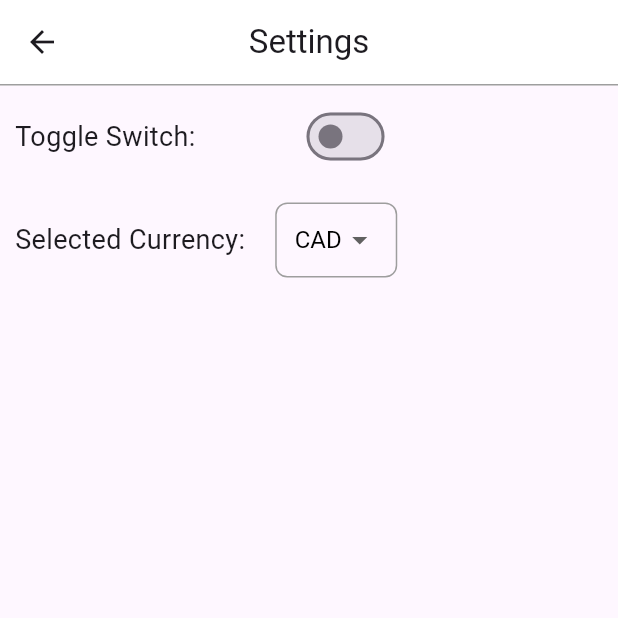
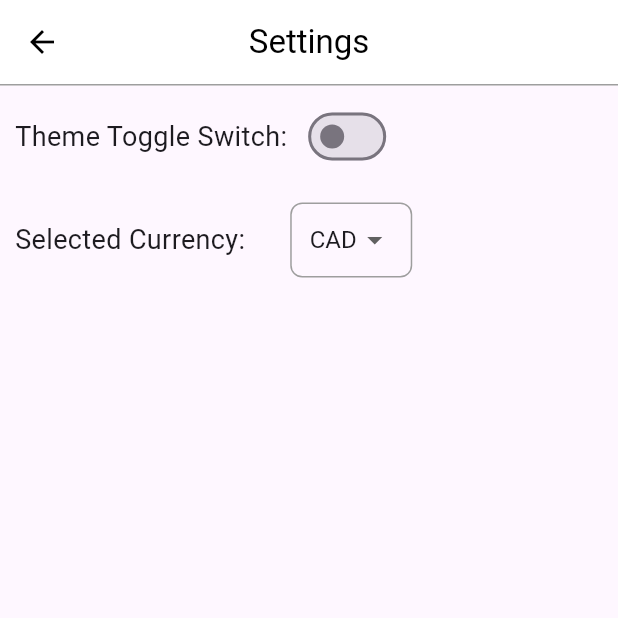
Before and after one commit to AyonDebnath/FLIGHT-SAVVY-APP, a Flutter app: the settings screen opened directly, on a phone screen of 412 x 824 dp, the top half of it. Run offline on Flutter 3.47's test engine with Material 3 defaults, Android fonts, the phone set to English and light mode, and no system bars; our stand-ins replace animated_toggle_switch, cloud_firestore, csv, curved_navigation_bar, firebase_auth, firebase_core and 7 more; accounts and stored records are empty.

Commit message:
Theme switch edited

```diff
--- a/flight_savvy/lib/view/settings_view.dart
+++ b/flight_savvy/lib/view/settings_view.dart
@@ -14,7 +14,7 @@ class _settingsState extends State<settings> {
   Widget build(BuildContext context) {
     return Scaffold(
       appBar: AppBar(
-        title: Text('Settings'),
+        title: Text('Settings', style: TextStyle(color: Colors.black),),
         centerTitle: true,
         backgroundColor: Colors.white,
         bottom: PreferredSize(
@@ -26,6 +26,7 @@ class _settingsState extends State<settings> {
         ),
         leading: IconButton(
           icon: Icon(Icons.arrow_back),
+          color: Colors.black,
           onPressed: () {
             // Handle back button press
             Navigator.of(context).pop();
@@ -61,10 +62,10 @@ class _CardListState extends State<CardList> {
             mainAxisAlignment: MainAxisAlignment.start,
             children: [
               Text(
-                'Toggle Switch:',
+                'Theme Toggle Switch:',
                 style: TextStyle(fontSize: 18),
               ),
-              SizedBox(width: 70),
+              SizedBox(width: 10),
               Switch(
                 value: isSwitched,
                 onChanged: (value) {
@@ -90,7 +91,7 @@ class _CardListState extends State<CardList> {
                 'Selected Currency:',
                 style: TextStyle(fontSize: 18),
               ),
-              SizedBox(width: 20),
+              SizedBox(width: 30),
               Container(
                 padding: EdgeInsets.symmetric(horizontal: 12),
                 decoration: BoxDecoration(
@@ -112,7 +113,7 @@ class _CardListState extends State<CardList> {
                   }).toList(),
                   underline: Container(), // Remove the default underline
                   icon: Icon(Icons.arrow_drop_down), // Add an arrow icon
-                  style: TextStyle(fontSize: 16, color: Colors.black),
+                  style: TextStyle(fontSize: 16, color: Theme.of(context).textTheme.bodyText1?.color ?? Colors.black, ),
                   isExpanded: false, // This property allows the dropdown to take the minimum space needed
                 ),
               ),
```
